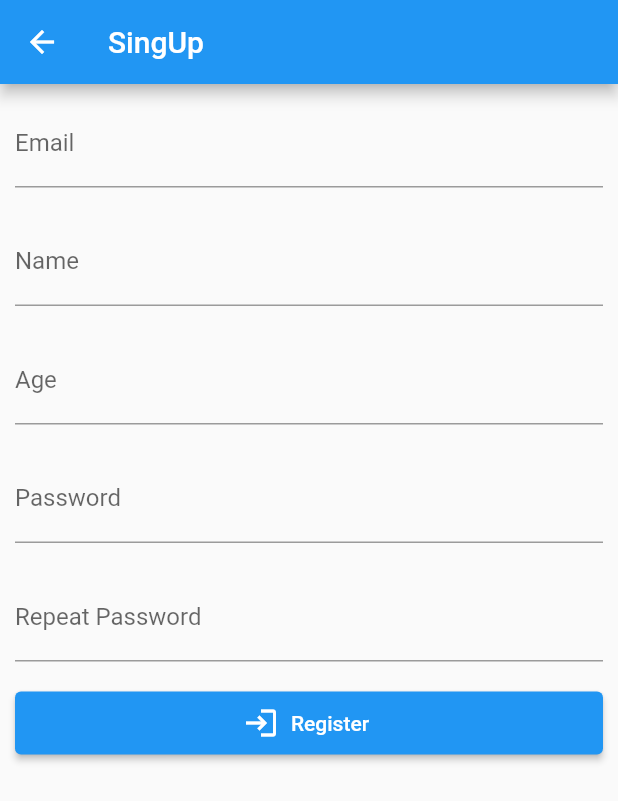
After one commit to TalebRafiepour/mobx-tutorial, a Flutter app: the screen it shows after launch, after a tap on "Login", after a tap on "SignUp", on a phone screen of 412 x 824 dp. The commit adds this screen. Shown: the top 801 px of the screen. Run offline on Flutter 3.47's test engine with Material 2 defaults, Android fonts, the phone set to English and light mode, and no system bars; our stand-ins replace dio, flutter_mobx, flutter_secure_storage, freezed_annotation, get_it, image_picker and 2 more; generated files the repository leaves out were written again; network calls fail.

Commit message:
implement register-screen ui and login, and user get_it package for dependency injection

```diff
--- a/lib/data/providers/api/user_api.dart
+++ b/lib/data/providers/api/user_api.dart
@@ -2,6 +2,7 @@ import 'dart:convert';
 
 import 'package:dio/dio.dart';
 import 'package:todo_mobx/data/models/login/src/login_response.dart';
+import 'package:todo_mobx/data/models/register/register_response.dart';
 import 'package:todo_mobx/services/http_client/index.dart';
 
 class UserApi {
@@ -10,14 +11,30 @@ class UserApi {
 
   UserApi(this._httpClient);
 
-  Future<LoginResponse> login(String email,String password) async {
+  Future<LoginResponse> login(String email, String password) async {
     final data = {
       'email': email,
       'password': password,
     };
     final dataJson = jsonEncode(data);
-    final Response<dynamic> response = await _httpClient.post(path: loginPath,data: dataJson);
+    final Response<dynamic> response =
+        await _httpClient.post(path: loginPath, data: dataJson);
     print('result: ${response.data}, type: ${response.runtimeType}');
     return LoginResponse.fromJson(response.data);
   }
+
+  Future<RegisterResponse> register(
+      String name, String email, String password, String age) async {
+    final data = {
+      'name': name,
+      'email': email,
+      'password': password,
+      'age': age
+    };
+    final dataJson = jsonEncode(data);
+    final Response<dynamic> response =
+        await _httpClient.post(path: 'user/register', data: dataJson);
+    print('result: ${response.data}, type: ${response.runtimeType}');
+    return RegisterResponse.fromJson(response.data);
+  }
 }
--- a/lib/data/providers/storage/secure_storage.dart
+++ b/lib/data/providers/storage/secure_storage.dart
@@ -13,6 +13,10 @@ class SecureStorage {
   SecureStorage._();
 
   factory SecureStorage() => _instance;
+
+  Future<void> clean() {
+    return _flutterSecureStorage.deleteAll();
+  }
 
   Future<void> saveUserToken(String token) async {
     await _flutterSecureStorage.write(key: _userTokenKey, value: token);
--- /dev/null
+++ b/lib/data/repositories/register_repository.dart
@@ -0,0 +1,20 @@
+import 'dart:convert';
+
+import 'package:todo_mobx/data/providers/api/user_api.dart';
+import 'package:todo_mobx/data/providers/storage/secure_storage.dart';
+
+class RegisterRepository {
+  final UserApi _userApi;
+  final SecureStorage _secureStorage;
+
+  RegisterRepository(this._userApi, this._secureStorage);
+
+  Future<bool> registerUser(
+      String name, String email, String password, String age) async {
+    var registerResponse = await _userApi.register(name, email, password, age);
+    await _secureStorage.saveUserToken(registerResponse.token);
+    await _secureStorage
+        .saveUserData(jsonEncode(registerResponse.user.toJson()));
+    return true;
+  }
+}
--- /dev/null
+++ b/lib/locator.dart
@@ -0,0 +1,38 @@
+import 'package:get_it/get_it.dart';
+import 'package:todo_mobx/data/providers/api/profile_api.dart';
+import 'package:todo_mobx/data/providers/api/user_api.dart';
+import 'package:todo_mobx/data/providers/storage/secure_storage.dart';
+import 'package:todo_mobx/data/repositories/login_repository.dart';
+import 'package:todo_mobx/data/repositories/profile_repository.dart';
+import 'package:todo_mobx/data/repositories/register_repository.dart';
+import 'package:todo_mobx/services/http_client/src/http_client.dart';
+
+final locator = GetIt.instance;
+
+void setup() {
+  //core object
+  locator.registerLazySingleton<HttpClient>(() => HttpClient());
+  locator.registerLazySingleton<SecureStorage>(() => SecureStorage());
+
+  //end core objects
+
+  //apis
+  locator
+      .registerLazySingleton<UserApi>(() => UserApi(locator.get<HttpClient>()));
+
+  locator.registerLazySingleton<ProfileApi>(
+      () => ProfileApi(locator.get<HttpClient>()));
+  //end apis
+
+  //repositories
+  locator.registerLazySingleton(() =>
+      LoginRepository(locator.get<UserApi>(), locator.get<SecureStorage>()));
+
+  locator.registerLazySingleton<ProfileRepository>(() => ProfileRepository(
+      locator.get<ProfileApi>(), locator.get<SecureStorage>()));
+
+  locator.registerLazySingleton<RegisterRepository>(() =>
+      RegisterRepository(locator.get<UserApi>(), locator.get<SecureStorage>()));
+
+  //end repositories
+}
--- a/lib/main.dart
+++ b/lib/main.dart
@@ -1,9 +1,9 @@
 import 'package:flutter/material.dart';
-import 'package:todo_mobx/presentation/screens/home/home_screen.dart';
-import 'package:todo_mobx/presentation/screens/login/login_screen.dart';
+import 'package:todo_mobx/locator.dart';
 import 'package:todo_mobx/presentation/screens/splash/splash_screen.dart';
 
 void main() {
+  setup();
   runApp(const MyApp());
 }
 
--- a/lib/presentation/logic/profile/src/profile_store.dart
+++ b/lib/presentation/logic/profile/src/profile_store.dart
@@ -158,4 +158,10 @@ abstract class _ProfileStore with Store {
           'Error in loading data from server!');
     }
   }
+
+  //logout
+
+  Future<void> logOut(){
+    return _profileRepository.logOut();
+  }
 }
--- /dev/null
+++ b/lib/presentation/logic/singup/index.dart
@@ -0,0 +1,2 @@
+export 'src/signup_store.dart';
+export 'src/signup_state.dart';
--- /dev/null
+++ b/lib/presentation/logic/singup/src/signup_state.dart
@@ -0,0 +1,11 @@
+import 'package:freezed_annotation/freezed_annotation.dart';
+
+part 'signup_state.freezed.dart';
+
+@freezed
+class SignUpState with _$SignUpState {
+  const factory SignUpState.initial() = Initial;
+  const factory SignUpState.loading() = Loading;
+  const factory SignUpState.registered() = Registered;
+  const factory SignUpState.notRegistered(String errorDescription) = NotRegistered;
+}
--- /dev/null
+++ b/lib/presentation/logic/singup/src/signup_store.dart
@@ -0,0 +1,111 @@
+import 'package:mobx/mobx.dart';
+import 'package:todo_mobx/data/repositories/register_repository.dart';
+import 'package:todo_mobx/presentation/logic/singup/src/signup_state.dart';
+import 'package:validators/validators.dart';
+
+part 'signup_store.g.dart';
+
+class SignUpStore = _SignUpStore with _$SignUpStore;
+
+abstract class _SignUpStore with Store {
+  final RegisterRepository _registerRepository;
+
+  _SignUpStore(this._registerRepository);
+
+  @observable
+  String name = '';
+  @observable
+  String email = '';
+  @observable
+  String password = '';
+  @observable
+  String age = '';
+
+  @observable
+  SignUpState signUpState = const SignUpState.initial();
+
+  String? emailValidator(String? email) {
+    if (email == null || email.isEmpty) {
+      return 'You must write your email';
+    } else if (isEmail(email)) {
+      return null;
+    } else {
+      return 'Your email address is not valid';
+    }
+  }
+
+  @action
+  void saveEmail(String? email) {
+    if (email == null || email.isEmpty) return;
+    this.email = email;
+  }
+
+  String? nameValidator(String? name) {
+    if (name == null || name.isEmpty) {
+      return 'You must write your name';
+    } else if (name.length > 3) {
+      return null;
+    } else {
+      return 'Your name must be more than 3 characters';
+    }
+  }
+
+  String? passwordValidator(String? password) {
+    if (password == null || password.isEmpty) {
+      return 'You must write your password';
+    } else if (password.length > 7) {
+      return null;
+    } else {
+      return 'Your password is not strong!';
+    }
+  }
+
+  String? repeatPasswordValidator(String? repeatPassword) {
+    if (repeatPassword == null || repeatPassword.isEmpty) {
+      return 'You must repeat your password';
+    } else if (repeatPassword == password) {
+      return null;
+    } else {
+      return 'Your repeat password must be same as password!';
+    }
+  }
+
+  @action
+  void savePassword(String? password) {
+    if (password == null || password.isEmpty) return;
+    this.password = password;
+  }
+
+  @action
+  void saveName(String? name) {
+    if (name == null || name.isEmpty) return;
+    this.name = name;
+  }
+
+  String? ageValidator(String? age) {
+    if (age == null || age.isEmpty) {
+      return 'You must write your age';
+    } else if (isInt(age)) {
+      return null;
+    } else {
+      return 'You must write numbers for your age, not text!';
+    }
+  }
+
+  @action
+  void saveAge(String? age) {
+    if (age == null || age.isEmpty) return;
+    this.age = age;
+  }
+
+  @action
+  Future<void> registerUser() async {
+    try {
+      signUpState = const SignUpState.loading();
+      await _registerRepository.registerUser(name, email, password, age);
+      signUpState = const SignUpState.registered();
+    } catch (e, s) {
+      signUpState = const SignUpState.notRegistered('Error in registration!');
+    }
+  }
+}
--- a/lib/presentation/screens/login/login_screen.dart
+++ b/lib/presentation/screens/login/login_screen.dart
@@ -1,11 +1,10 @@
 import 'package:flutter/material.dart';
 import 'package:mobx/mobx.dart';
-import 'package:todo_mobx/data/providers/api/user_api.dart';
-import 'package:todo_mobx/data/providers/storage/secure_storage.dart';
 import 'package:todo_mobx/data/repositories/login_repository.dart';
+import 'package:todo_mobx/locator.dart';
 import 'package:todo_mobx/presentation/logic/login/index.dart';
 import 'package:todo_mobx/presentation/screens/home/home_screen.dart';
-import 'package:todo_mobx/services/http_client/index.dart';
+import 'package:todo_mobx/presentation/screens/signup/singup.dart';
 
 class LoginScreen extends StatefulWidget {
   const LoginScreen({Key? key}) : super(key: key);
@@ -22,8 +21,7 @@ class _LoginScreenState extends State<LoginScreen> {
 
   @override
   void initState() {
-    _loginStore =
-        LoginStore(LoginRepository(UserApi(HttpClient()), SecureStorage()));
+    _loginStore = LoginStore(locator.get<LoginRepository>());
     _disposer =
         reaction((_) => _loginStore.loginState, (LoginState loginState) {
       print('reaction loginState: $loginState');
@@ -55,7 +53,12 @@ class _LoginScreenState extends State<LoginScreen> {
       child: ScaffoldMessenger(
         key: _scaffoldKey,
         child: Scaffold(
-          body: Column(
+          appBar: AppBar(
+            title: const Text('Login'),
+          ),
+          body: Padding(
+            padding: const EdgeInsets.all(12.0),
+            child: Column(
               children: [
                 TextField(
                   keyboardType: TextInputType.emailAddress,
@@ -71,12 +74,41 @@ class _LoginScreenState extends State<LoginScreen> {
                     _loginStore.password = value;
                   },
                 ),
-              ElevatedButton(
+                const SizedBox(
+                  height: 15,
+                ),
+                SizedBox(
+                  width: double.infinity,
+                  height: 42,
+                  child: ElevatedButton(
                       onPressed: () {
                         _loginStore.login();
                       },
                       child: const Text('Login')),
+                ),
+                const SizedBox(
+                  height: 15,
+                ),
+                SizedBox(
+                  width: double.infinity,
+                  height: 42,
+                  child: ElevatedButton(
+                      style: ButtonStyle(
+                          backgroundColor:
+                              MaterialStateProperty.all(Colors.transparent),
+                          shadowColor:
+                              MaterialStateProperty.all(Colors.transparent)),
+                      onPressed: () {
+                        Navigator.of(context).push(
+                            MaterialPageRoute(builder: (_) => const SignUpScreen()));
+                      },
+                      child: const Text(
+                        'SignUp',
+                        style: TextStyle(color: Colors.black),
+                      )),
+                ),
               ],
+            ),
           ),
         ),
       ),
--- /dev/null
+++ b/lib/presentation/screens/signup/singup.dart
@@ -0,0 +1,139 @@
+import 'package:flutter/material.dart';
+import 'package:flutter_mobx/flutter_mobx.dart';
+import 'package:mobx/mobx.dart';
+import 'package:todo_mobx/data/repositories/register_repository.dart';
+import 'package:todo_mobx/locator.dart';
+import 'package:todo_mobx/presentation/logic/singup/index.dart';
+import 'package:todo_mobx/presentation/screens/home/home_screen.dart';
+
+class SignUpScreen extends StatefulWidget {
+  const SignUpScreen({Key? key}) : super(key: key);
+
+  @override
+  _SignUpScreenState createState() => _SignUpScreenState();
+}
+
+class _SignUpScreenState extends State<SignUpScreen> {
+  final GlobalKey<ScaffoldMessengerState> _scaffoldKey = GlobalKey();
+  final GlobalKey<FormState> _formKey = GlobalKey();
+
+  final SignUpStore _signUpStore =
+      SignUpStore(locator.get<RegisterRepository>());
+  late final ReactionDisposer _disposer;
+
+  @override
+  void initState() {
+    _disposer = reaction((_) => _signUpStore.signUpState, _signupReaction);
+    super.initState();
+  }
+
+  void _signupReaction(SignUpState signUpState) {
+    signUpState.maybeWhen(
+        orElse: () => null,
+        registered: () {
+          Navigator.of(context).pushAndRemoveUntil(
+              MaterialPageRoute(builder: (_) => const HomeScreen()),
+              (route) => false);
+        },
+        notRegistered: (message) {
+          _formKey.currentState!.reset();
+          _scaffoldKey.currentState
+              ?.showSnackBar(SnackBar(content: Text(message)));
+        });
+  }
+
+  @override
+  void dispose() {
+    _disposer.call();
+    super.dispose();
+  }
+
+  @override
+  Widget build(BuildContext context) {
+    return ScaffoldMessenger(
+      key: _scaffoldKey,
+      child: Scaffold(
+        appBar: AppBar(
+          title: const Text('SingUp'),
+        ),
+        body: SingleChildScrollView(
+          child: Form(
+            key: _formKey,
+            child: Column(
+              children: [
+                TextFormField(
+                  textInputAction: TextInputAction.next,
+                  keyboardType: TextInputType.emailAddress,
+                  onChanged: (value) => _signUpStore.email = value,
+                  validator: _signUpStore.emailValidator,
+                  onSaved: _signUpStore.saveEmail,
+                  decoration: const InputDecoration(label: Text('Email')),
+                ),
+                TextFormField(
+                  textInputAction: TextInputAction.next,
+                  keyboardType: TextInputType.text,
+                  onChanged: (value) => _signUpStore.name = value,
+                  validator: _signUpStore.nameValidator,
+                  onSaved: _signUpStore.saveName,
+                  decoration: const InputDecoration(label: Text('Name')),
+                ),
+                TextFormField(
+                  textInputAction: TextInputAction.next,
+                  keyboardType: TextInputType.number,
+                  onChanged: (value) => _signUpStore.age = value,
+                  validator: _signUpStore.ageValidator,
+                  onSaved: _signUpStore.saveAge,
+                  decoration: const InputDecoration(label: Text('Age')),
+                ),
+                TextFormField(
+                  textInputAction: TextInputAction.next,
+                  keyboardType: TextInputType.text,
+                  onChanged: (value) => _signUpStore.password = value,
+                  validator: _signUpStore.passwordValidator,
+                  onSaved: _signUpStore.savePassword,
+                  decoration: const InputDecoration(label: Text('Password')),
+                ),
+                TextFormField(
+                  textInputAction: TextInputAction.done,
+                  keyboardType: TextInputType.text,
+                  validator: _signUpStore.repeatPasswordValidator,
+                  decoration:
+                      const InputDecoration(label: Text('Repeat Password')),
+                ),
+                SizedBox(
+                  width: double.infinity,
+                  height: 42,
+                  child: Observer(builder: (_) {
+                    return _signUpStore.signUpState.maybeWhen(orElse: () {
+                      return ElevatedButton.icon(
+                        onPressed: _saveForm,
+                        icon: const Icon(Icons.login),
+                        label: const Text('Register'),
+                      );
+                    }, loading: () {
+                      return const Center(child: CircularProgressIndicator());
+                    });
+                  }),
+                ),
+              ]
+                  .expand((element) => [
+                        Padding(
+                          padding: const EdgeInsets.all(10),
+                          child: element,
+                        )
+                      ])
+                  .toList(),
+            ),
+          ),
+        ),
+      ),
+    );
+  }
+
+  void _saveForm() {
+    if (_formKey.currentState!.validate()) {
+      _formKey.currentState!.save();
+      _signUpStore.registerUser();
+    }
+  }
+}
--- a/pubspec.yaml
+++ b/pubspec.yaml
@@ -30,6 +30,8 @@ dependencies:
   image_picker: ^0.8.4+4
   #validator
   validators: ^3.0.0
+  #dependency injection
+  get_it: ^7.2.0
 
 
 dev_dependencies:
```
Also changed, not shown: lib/data/models/register/register_response.dart (added, +16 -0 lines), lib/data/providers/api/profile_api.dart (+16 -4 lines), lib/data/repositories/profile_repository.dart (+16 -6 lines), lib/presentation/screens/profile/profile_screen.dart (+16 -6 lines), pubspec.lock. Lines whose indentation alone changed are shown as unchanged.
